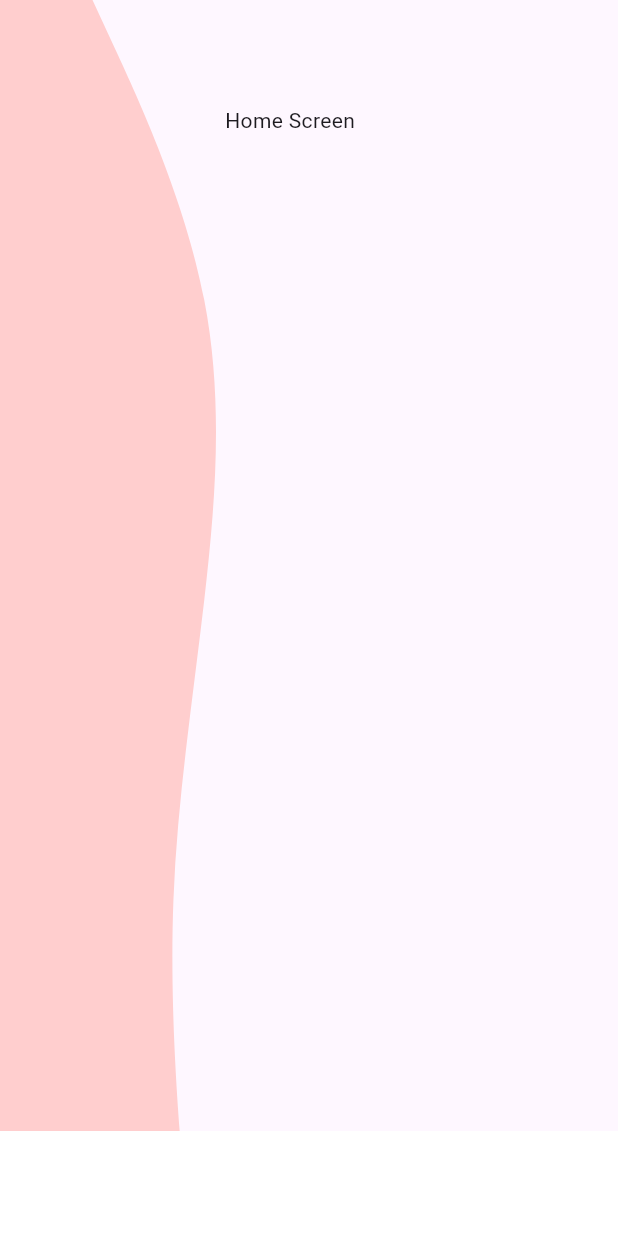
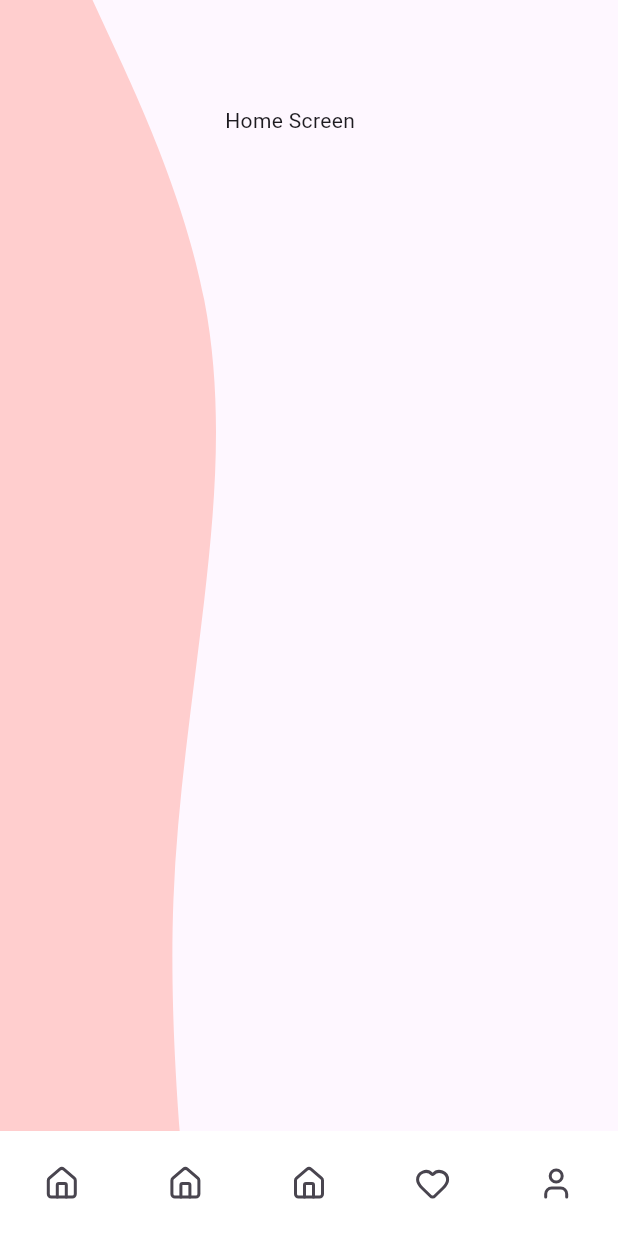
Before and after one commit to Flutter-gg-1/Shimmer-application, a Flutter app: the screen it shows after launch, on a phone screen of 412 x 824 dp. Run offline on Flutter 3.47's test engine with Material 3 defaults, Android fonts, the phone set to English and light mode, and no system bars; our stand-ins replace lucide_icons.

Commit message:
UPD HomeScreen 0.0.0

```diff
--- a/lib/home_screen.dart
+++ b/lib/home_screen.dart
@@ -1,4 +1,5 @@
 import 'package:assignment_14/background_shape.dart';
+import 'package:lucide_icons/lucide_icons.dart';
 import 'package:flutter/material.dart';
 
 class HomeScreen extends StatelessWidget {
@@ -10,6 +11,31 @@ class HomeScreen extends StatelessWidget {
       bottomNavigationBar: Container(
         height: 70,
         color: Colors.white,
+        child: Row(
+          mainAxisAlignment: MainAxisAlignment.spaceAround,
+          children: [
+            IconButton(
+              onPressed: () {},
+              icon: const Icon(LucideIcons.home),
+            ),
+            IconButton(
+              onPressed: () {},
+              icon: const Icon(LucideIcons.home),
+            ),
+            IconButton(
+              onPressed: () {},
+              icon: const Icon(LucideIcons.home),
+            ),
+            IconButton(
+              onPressed: () {},
+              icon: const Icon(LucideIcons.heart),
+            ),
+            IconButton(
+              onPressed: () {},
+              icon: const Icon(LucideIcons.user),
+            ),
+          ],
+        ),
       ),
       body: SizedBox(
         width: double.infinity,
--- a/pubspec.yaml
+++ b/pubspec.yaml
@@ -13,6 +13,7 @@ dependencies:
 dev_dependencies:
   flutter_test:
     sdk: flutter
+  lucide_icons: ^0.257.0
   flutter_lints: ^4.0.0
 
 flutter:
```
Also changed, not shown: pubspec.lock.
